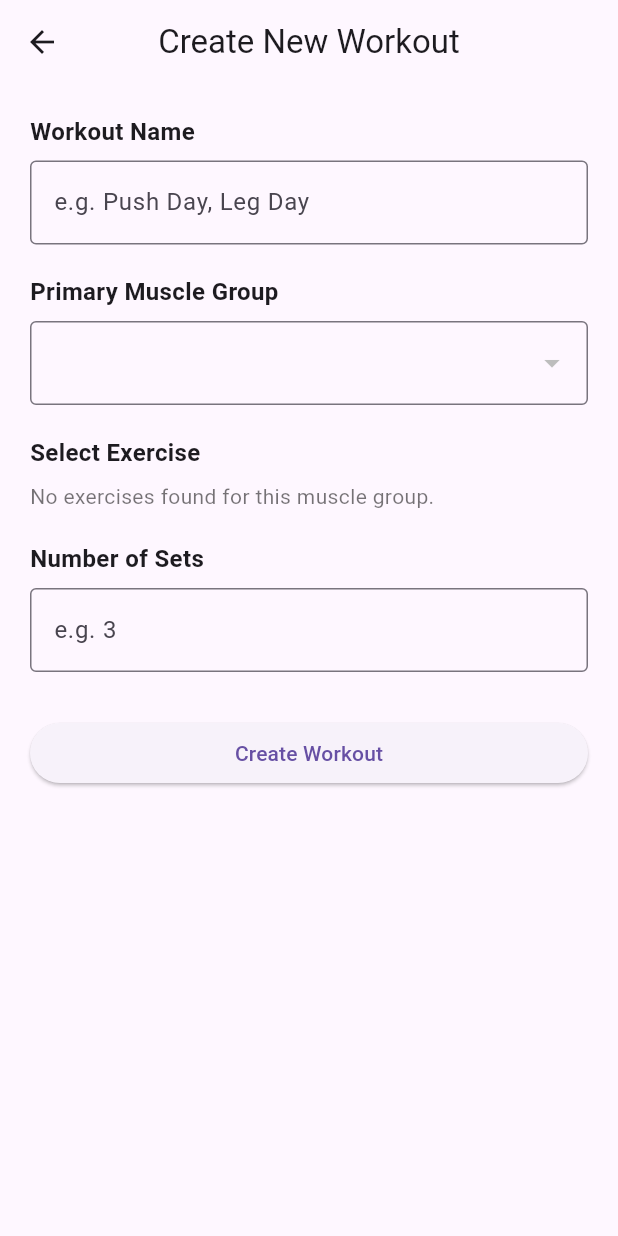
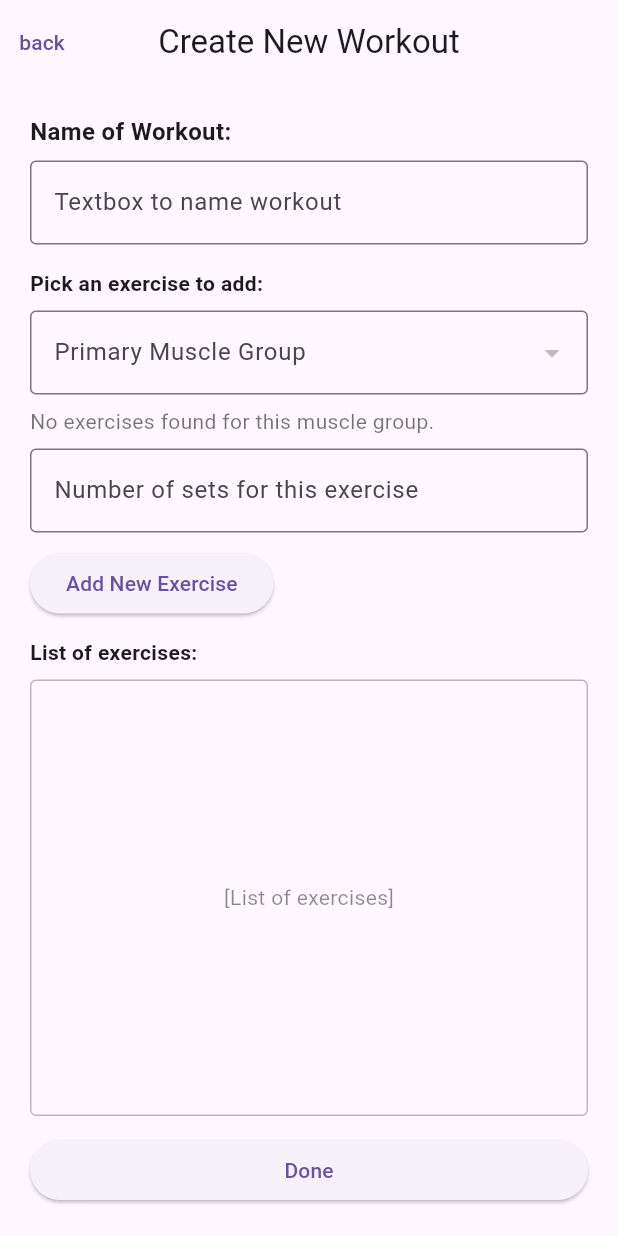
Before and after one commit to suncycles/fitlog, a Flutter app: the CreateWorkoutScreen screen opened directly, on a phone screen of 412 x 824 dp. Run offline on Flutter 3.47's test engine with Material 3 defaults, Android fonts, the light colour scheme and no system bars; our stand-ins replace fl_chart, sqflite; missing offline and left inert: body_part_selector; accounts and stored records are empty.

Commit message:
update create new workout.

```diff
--- a/lib/screens/create_workout_screen.dart
+++ b/lib/screens/create_workout_screen.dart
@@ -3,6 +3,17 @@ import 'package:flutter/material.dart';
 import '../class/accessor_functions.dart';
 import '../class/exercise_class.dart';
 import '../class/workout_class.dart';
+
+/// One exercise inside a workout (for this screen only).
+class _WorkoutExerciseEntry {
+  final Exercise exercise;
+  final int sets;
+
+  _WorkoutExerciseEntry({
+    required this.exercise,
+    required this.sets,
+  });
+}
 
 class CreateWorkoutScreen extends StatefulWidget {
   const CreateWorkoutScreen({super.key});
@@ -14,7 +25,10 @@ class CreateWorkoutScreen extends StatefulWidget {
 class _CreateWorkoutScreenState extends State<CreateWorkoutScreen> {
   final WorkoutDatabase database = WorkoutDatabase.instance;
 
+  // Workout name
   final TextEditingController workoutNameController = TextEditingController();
+
+  // Controls for picking a single exercise to add
   final TextEditingController setCountController = TextEditingController();
 
   List<String> primaryMuscleOptions = [];
@@ -22,6 +36,9 @@ class _CreateWorkoutScreenState extends State<CreateWorkoutScreen> {
 
   List<Exercise> availableExercises = [];
   Exercise? selectedExercise;
+
+  // Exercises added to this workout
+  final List<_WorkoutExerciseEntry> workoutExercises = [];
 
   bool isLoadingMuscles = true;
   bool isLoadingExercises = false;
@@ -40,7 +57,7 @@ class _CreateWorkoutScreenState extends State<CreateWorkoutScreen> {
     super.dispose();
   }
 
-
+  // ================== Data loading ==================
 
   Future<void> _loadPrimaryMuscles() async {
     setState(() => isLoadingMuscles = true);
@@ -77,7 +94,7 @@ class _CreateWorkoutScreenState extends State<CreateWorkoutScreen> {
         primaryMuscle: selectedPrimaryMuscle,
       );
 
-
+      // works whether getExercises returns List<Exercise> or List<Exercise?>
       final nonNullExercises = exercises.whereType<Exercise>().toList();
 
       setState(() {
@@ -97,7 +114,7 @@ class _CreateWorkoutScreenState extends State<CreateWorkoutScreen> {
     }
   }
 
-
+  // ================== Helpers ==================
 
   void _showSnack(String message) {
     ScaffoldMessenger.of(context).showSnackBar(
@@ -105,15 +122,7 @@ class _CreateWorkoutScreenState extends State<CreateWorkoutScreen> {
     );
   }
 
-  bool _validateInput() {
-    final workoutName = workoutNameController.text.trim();
-    final setCountText = setCountController.text.trim();
-
-    if (workoutName.isEmpty) {
-      _showSnack('Please enter a workout name.');
-      return false;
-    }
-
+  bool _validateCurrentExerciseSelection() {
     if (selectedExercise == null) {
       _showSnack('Please select an exercise.');
       return false;
@@ -124,12 +133,13 @@ class _CreateWorkoutScreenState extends State<CreateWorkoutScreen> {
       return false;
     }
 
-    if (setCountText.isEmpty) {
+    final setText = setCountController.text.trim();
+    if (setText.isEmpty) {
       _showSnack('Please enter the number of sets.');
       return false;
     }
 
-    final parsedSets = int.tryParse(setCountText);
+    final parsedSets = int.tryParse(setText);
     if (parsedSets == null || parsedSets <= 0) {
       _showSnack('Number of sets must be a positive number.');
       return false;
@@ -138,33 +148,65 @@ class _CreateWorkoutScreenState extends State<CreateWorkoutScreen> {
     return true;
   }
 
+  // ================== Add exercise to workout list ==================
 
+  void _addExerciseToWorkout() {
+    if (!_validateCurrentExerciseSelection()) return;
+
+    final sets = int.parse(setCountController.text.trim());
+    final exercise = selectedExercise!;
+
+    final entry = _WorkoutExerciseEntry(exercise: exercise, sets: sets);
+
+    setState(() {
+      workoutExercises.add(entry);
+      setCountController.clear(); // reset sets for next add
+    });
+  }
+
+  void _removeExerciseFromWorkout(int index) {
+    setState(() {
+      workoutExercises.removeAt(index);
+    });
+  }
+
+  // ================== Save workout (Done button) ==================
 
   Future<void> _saveWorkout() async {
     if (isSaving) return;
-    if (!_validateInput()) return;
 
     final workoutName = workoutNameController.text.trim();
-    final setCount = int.parse(setCountController.text.trim());
-    final exercise = selectedExercise!;
+    if (workoutName.isEmpty) {
+      _showSnack('Please enter a workout name.');
+      return;
+    }
+
+    if (workoutExercises.isEmpty) {
+      _showSnack('Please add at least one exercise.');
+      return;
+    }
 
     setState(() => isSaving = true);
 
     try {
-      final newWorkout = Workout(
-        id: null,
-        name: workoutName,
-        exerciseId: exercise.id!,
-        sets: setCount,
-      );
+      // Create one Workout row per exercise, all sharing the same workout name
+      for (final entry in workoutExercises) {
+        final exercise = entry.exercise;
+        if (exercise.id == null) continue; // safety
 
-      await database.createWorkout(newWorkout);
+        final newWorkoutRow = Workout(
+          id: null,
+          name: workoutName,
+          exerciseId: exercise.id!,
+          sets: entry.sets,
+        );
+
+        await database.createWorkout(newWorkoutRow);
+      }
 
       if (!mounted) return;
 
-      _showSnack('Workout created successfully.');
-
-
+      _showSnack('Workout "$workoutName" created.');
       Navigator.pop(context, true);
     } catch (error) {
       if (!mounted) return;
@@ -176,12 +218,16 @@ class _CreateWorkoutScreenState extends State<CreateWorkoutScreen> {
     }
   }
 
-
+  // ================== UI ==================
 
   @override
   Widget build(BuildContext context) {
     return Scaffold(
       appBar: AppBar(
+        leading: TextButton(
+          onPressed: () => Navigator.pop(context),
+          child: const Text('back'),
+        ),
         title: const Text('Create New Workout'),
         centerTitle: true,
       ),
@@ -189,11 +235,12 @@ class _CreateWorkoutScreenState extends State<CreateWorkoutScreen> {
         padding: const EdgeInsets.all(20.0),
         child: isLoadingMuscles
             ? const Center(child: CircularProgressIndicator())
-            : ListView(
+            : Column(
+                crossAxisAlignment: CrossAxisAlignment.start,
                 children: [
-                  // Workout name
+                  // Name of Workout
                   const Text(
-                    'Workout Name',
+                    'Name of Workout:',
                     style: TextStyle(
                       fontSize: 16,
                       fontWeight: FontWeight.bold,
@@ -204,20 +251,22 @@ class _CreateWorkoutScreenState extends State<CreateWorkoutScreen> {
                     controller: workoutNameController,
                     decoration: const InputDecoration(
                       border: OutlineInputBorder(),
-                      hintText: 'e.g. Push Day, Leg Day',
+                      hintText: 'Textbox to name workout',
                     ),
                   ),
-                  const SizedBox(height: 20),
+                  const SizedBox(height: 16),
 
-                  // Primary muscle group
+                  // Controls for picking one exercise to add
                   const Text(
-                    'Primary Muscle Group',
+                    'Pick an exercise to add:',
                     style: TextStyle(
-                      fontSize: 16,
-                      fontWeight: FontWeight.bold,
+                      fontSize: 14,
+                      fontWeight: FontWeight.w600,
                     ),
                   ),
                   const SizedBox(height: 8),
+
+                  // Primary muscle dropdown
                   DropdownButtonFormField<String>(
                     value: selectedPrimaryMuscle,
                     items: primaryMuscleOptions
@@ -236,19 +285,12 @@ class _CreateWorkoutScreenState extends State<CreateWorkoutScreen> {
                     },
                     decoration: const InputDecoration(
                       border: OutlineInputBorder(),
-                    ),
-                  ),
-                  const SizedBox(height: 20),
-
-                  // Exercise list
-                  const Text(
-                    'Select Exercise',
-                    style: TextStyle(
-                      fontSize: 16,
-                      fontWeight: FontWeight.bold,
+                      labelText: 'Primary Muscle Group',
                     ),
                   ),
                   const SizedBox(height: 8),
+
+                  // Exercise dropdown
                   if (isLoadingExercises)
                     const Center(child: CircularProgressIndicator())
                   else if (availableExercises.isEmpty)
@@ -274,30 +316,77 @@ class _CreateWorkoutScreenState extends State<CreateWorkoutScreen> {
                       },
                       decoration: const InputDecoration(
                         border: OutlineInputBorder(),
+                        labelText: 'Exercise',
                       ),
                     ),
-                  const SizedBox(height: 20),
+                  const SizedBox(height: 8),
 
-                  // Number of sets
-                  const Text(
-                    'Number of Sets',
-                    style: TextStyle(
-                      fontSize: 16,
-                      fontWeight: FontWeight.bold,
-                    ),
-                  ),
-                  const SizedBox(height: 8),
+                  // Sets for this exercise
                   TextField(
                     controller: setCountController,
                     keyboardType: TextInputType.number,
                     decoration: const InputDecoration(
                       border: OutlineInputBorder(),
-                      hintText: 'e.g. 3',
+                      labelText: 'Number of sets for this exercise',
                     ),
                   ),
-                  const SizedBox(height: 30),
+                  const SizedBox(height: 10),
 
-                  // Save button
+                  // Add New Exercise button (adds to list, does not save to DB yet)
+                  Align(
+                    alignment: Alignment.centerLeft,
+                    child: ElevatedButton(
+                      onPressed: _addExerciseToWorkout,
+                      child: const Text('Add New Exercise'),
+                    ),
+                  ),
+                  const SizedBox(height: 12),
+
+                  // List of exercises area
+                  const Text(
+                    'List of exercises:',
+                    style: TextStyle(
+                      fontSize: 14,
+                      fontWeight: FontWeight.w600,
+                    ),
+                  ),
+                  const SizedBox(height: 8),
+
+                  Expanded(
+                    child: Container(
+                      decoration: BoxDecoration(
+                        border: Border.all(color: Colors.black26),
+                        borderRadius: BorderRadius.circular(4),
+                      ),
+                      child: workoutExercises.isEmpty
+                          ? const Center(
+                              child: Text(
+                                '[List of exercises]',
+                                style: TextStyle(color: Colors.black45),
+                              ),
+                            )
+                          : ListView.builder(
+                              itemCount: workoutExercises.length,
+                              itemBuilder: (context, index) {
+                                final entry = workoutExercises[index];
+                                return ListTile(
+                                  title: Text(entry.exercise.name),
+                                  subtitle: Text(
+                                      '${entry.sets} sets • Primary: ${entry.exercise.primaryMuscles}'),
+                                  trailing: IconButton(
+                                    icon: const Icon(Icons.delete),
+                                    onPressed: () =>
+                                        _removeExerciseFromWorkout(index),
+                                  ),
+                                );
+                              },
+                            ),
+                    ),
+                  ),
+
+                  const SizedBox(height: 12),
+
+                  // Done button
                   SizedBox(
                     width: double.infinity,
                     child: ElevatedButton(
@@ -306,10 +395,11 @@ class _CreateWorkoutScreenState extends State<CreateWorkoutScreen> {
                           ? const SizedBox(
                               width: 18,
                               height: 18,
-                              child:
-                                  CircularProgressIndicator(strokeWidth: 2),
+                              child: CircularProgressIndicator(
+                                strokeWidth: 2,
+                              ),
                             )
-                          : const Text('Create Workout'),
+                          : const Text('Done'),
                     ),
                   ),
                 ],
```
Also changed, not shown: lib/class/database_helper.dart (line endings or trailing spaces).
